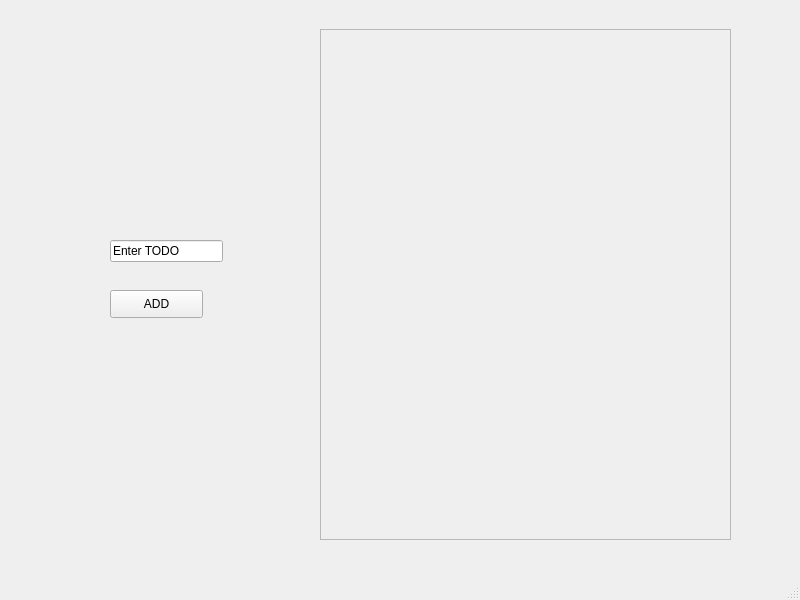
Above: first/todo.ui from Devikarb/TIME4CLASS before the change. Below: the same form after it.
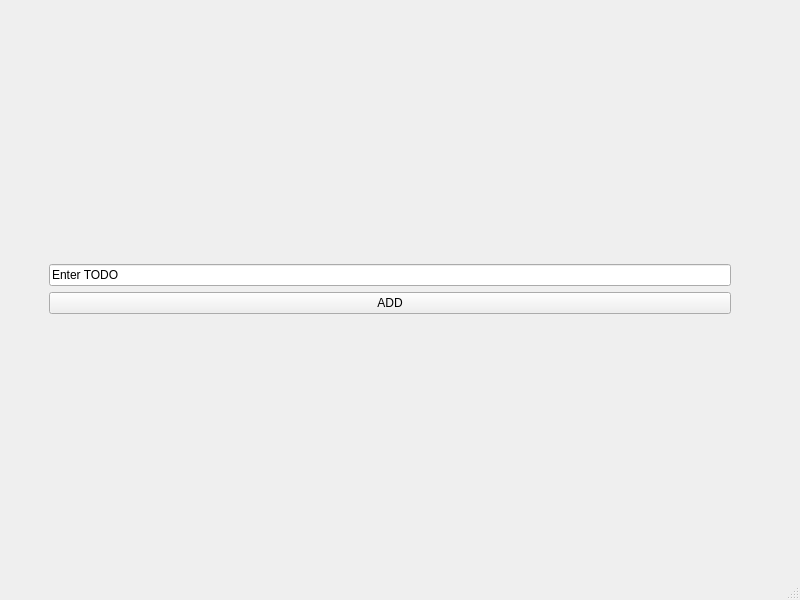
That is the form after the change.

Commit message: class reminder prevdate corrected

Diff of the .ui file:
```diff
--- a/first/todo.ui
+++ b/first/todo.ui
@@ -10,67 +10,129 @@
     <height>600</height>
    </rect>
   </property>
+  <property name="sizePolicy">
+   <sizepolicy hsizetype="Preferred" vsizetype="Preferred">
+    <horstretch>0</horstretch>
+    <verstretch>0</verstretch>
+   </sizepolicy>
+  </property>
   <property name="windowTitle">
    <string>MainWindow</string>
   </property>
-  <property name="styleSheet">
-   <string notr="true">QFrame{
-background: qlineargradient(spread:pad, x1:0, y1:0, x2:1, y2:0, stop:0 rgba(0, 0, 0, 255), stop:1 rgba(255, 255, 255, 255))qradialgradient(spread:repeat, cx:0.5, cy:0.5, radius:0.077, fx:0.5, fy:0.5, stop:0 rgba(0, 169, 255, 147), stop:0.497326 rgba(0, 0, 0, 147), stop:1 rgba(0, 169, 255, 147))rgb(255, 170, 255)qlineargradient(spread:pad, x1:0, y1:0, x2:1, y2:0, stop:0 rgba(245, 224, 176, 255), stop:0.09 rgba(246, 189, 237, 255), stop:0.14 rgba(194, 207, 246, 255), stop:0.19 rgba(184, 160, 168, 255), stop:0.25 rgba(171, 186, 248, 255), stop:0.32 rgba(243, 248, 224, 255), stop:0.385 rgba(249, 162, 183, 255), stop:0.47 rgba(100, 115, 124, 255), stop:0.58 rgba(251, 205, 202, 255), stop:0.65 rgba(170, 128, 185, 255), stop:0.75 rgba(252, 222, 204, 255), stop:0.805 rgba(206, 122, 218, 255), stop:0.86 rgba(254, 223, 175, 255), stop:0.91 rgba(254, 236, 244, 255), stop:1 rgba(255, 191, 221, 255))}</string>
-  </property>
   <widget class="QWidget" name="centralwidget">
-   <widget class="QPushButton" name="pushButton">
-    <property name="geometry">
-     <rect>
-      <x>110</x>
-      <y>290</y>
-      <width>93</width>
-      <height>28</height>
-     </rect>
-    </property>
-    <property name="text">
-     <string>ADD</string>
-    </property>
-   </widget>
-   <widget class="QLineEdit" name="lineEdit">
-    <property name="geometry">
-     <rect>
-      <x>110</x>
-      <y>240</y>
-      <width>113</width>
-      <height>22</height>
-     </rect>
-    </property>
-    <property name="text">
-     <string>Enter TODO</string>
-    </property>
-   </widget>
-   <widget class="QFrame" name="frame">
-    <property name="geometry">
-     <rect>
-      <x>320</x>
-      <y>29</y>
-      <width>411</width>
-      <height>511</height>
-     </rect>
-    </property>
-    <property name="frameShape">
-     <enum>QFrame::StyledPanel</enum>
-    </property>
-    <property name="frameShadow">
-     <enum>QFrame::Raised</enum>
-    </property>
-    <widget class="QWidget" name="verticalLayoutWidget">
-     <property name="geometry">
-      <rect>
-       <x>0</x>
-       <y>0</y>
-       <width>411</width>
-       <height>511</height>
-      </rect>
-     </property>
-     <layout class="QVBoxLayout" name="verticalLayout"/>
-    </widget>
-   </widget>
+   <layout class="QHBoxLayout" name="horizontalLayout">
+    <item>
+     <spacer name="horizontalSpacer_2">
+      <property name="orientation">
+       <enum>Qt::Horizontal</enum>
+      </property>
+      <property name="sizeType">
+       <enum>QSizePolicy::Maximum</enum>
+      </property>
+      <property name="sizeHint" stdset="0">
+       <size>
+        <width>40</width>
+        <height>20</height>
+       </size>
+      </property>
+     </spacer>
+    </item>
+    <item>
+     <layout class="QVBoxLayout" name="verticalLayout_2">
+      <item>
+       <spacer name="verticalSpacer_2">
+        <property name="orientation">
+         <enum>Qt::Vertical</enum>
+        </property>
+        <property name="sizeHint" stdset="0">
+         <size>
+          <width>20</width>
+          <height>40</height>
+         </size>
+        </property>
+       </spacer>
+      </item>
+      <item>
+       <widget class="QLineEdit" name="lineEdit">
+        <property name="sizePolicy">
+         <sizepolicy hsizetype="Minimum" vsizetype="Fixed">
+          <horstretch>0</horstretch>
+          <verstretch>0</verstretch>
+         </sizepolicy>
+        </property>
+        <property name="text">
+         <string>Enter TODO</string>
+        </property>
+       </widget>
+      </item>
+      <item>
+       <widget class="QPushButton" name="pushButton">
+        <property name="sizePolicy">
+         <sizepolicy hsizetype="Minimum" vsizetype="Fixed">
+          <horstretch>0</horstretch>
+          <verstretch>0</verstretch>
+         </sizepolicy>
+        </property>
+        <property name="layoutDirection">
+         <enum>Qt::RightToLeft</enum>
+        </property>
+        <property name="text">
+         <string>ADD</string>
+        </property>
+       </widget>
+      </item>
+      <item>
+       <spacer name="verticalSpacer">
+        <property name="orientation">
+         <enum>Qt::Vertical</enum>
+        </property>
+        <property name="sizeHint" stdset="0">
+         <size>
+          <width>20</width>
+          <height>40</height>
+         </size>
+        </property>
+       </spacer>
+      </item>
+     </layout>
+    </item>
+    <item>
+     <spacer name="horizontalSpacer">
+      <property name="orientation">
+       <enum>Qt::Horizontal</enum>
+      </property>
+      <property name="sizeType">
+       <enum>QSizePolicy::Maximum</enum>
+      </property>
+      <property name="sizeHint" stdset="0">
+       <size>
+        <width>40</width>
+        <height>20</height>
+       </size>
+      </property>
+     </spacer>
+    </item>
+    <item>
+     <layout class="QVBoxLayout" name="verticalLayout">
+      <item>
+       <spacer name="verticalSpacer_3">
+        <property name="orientation">
+         <enum>Qt::Vertical</enum>
+        </property>
+        <property name="sizeType">
+         <enum>QSizePolicy::Preferred</enum>
+        </property>
+        <property name="sizeHint" stdset="0">
+         <size>
+          <width>20</width>
+          <height>40</height>
+         </size>
+        </property>
+       </spacer>
+      </item>
+     </layout>
+    </item>
+   </layout>
   </widget>
   <widget class="QMenuBar" name="menubar">
    <property name="geometry">
```
The commit also changes 5 other files.
